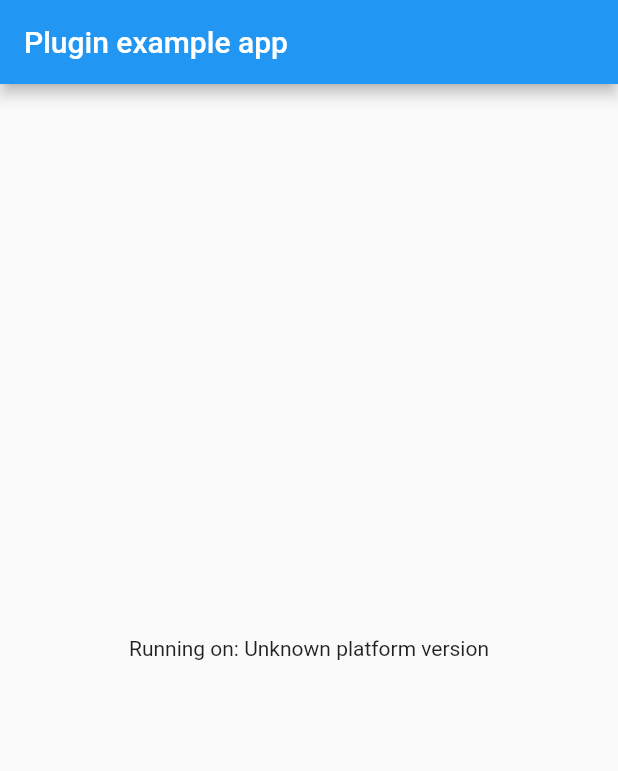
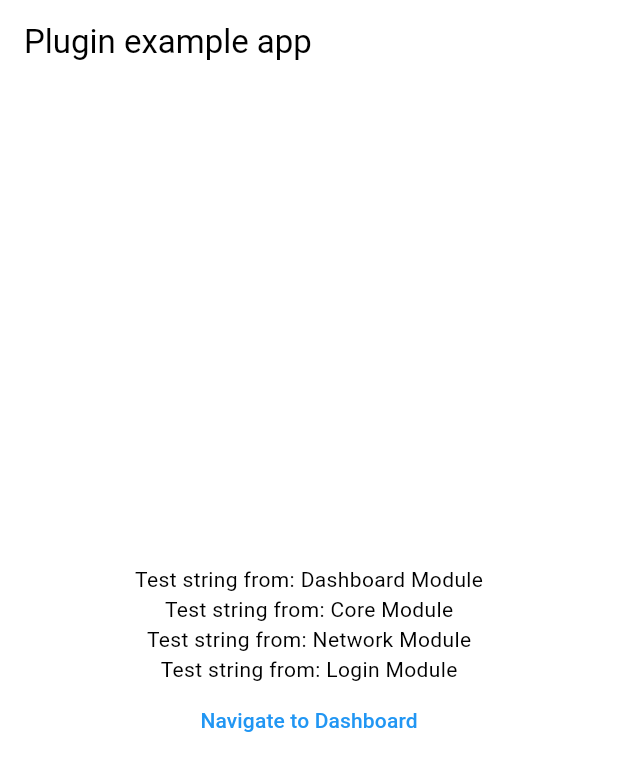
Before and after one commit to mahulerachit/Workshop1, a Flutter app: the screen it shows after launch, on a phone screen of 412 x 824 dp. Shown: the top 771 px of the screen. Run offline on Flutter 3.47's test engine with Material 2 defaults, Android fonts, the phone set to English and light mode, and no system bars; our stand-ins replace plugin_platform_interface; missing offline and left inert: dart:html; accounts and stored records are empty.

Commit message:
Added custom navigator

```diff
--- a/core/lib/core.dart
+++ b/core/lib/core.dart
@@ -1,7 +1,25 @@
+import 'package:core/navigation/i_route_manager.dart';
 
 import 'core_platform_interface.dart';
+import 'navigation/custom_navigator.dart';
 
 class Core {
+  /// Instance of Core.
+  static Core? _instance;
+  static Core get instance {
+    _instance ??= Core();
+    return _instance!;
+  }
+
+  final CustomNavigator _customNavigator = CustomNavigator();
+  CustomNavigator get customNavigator => _customNavigator;
+
+  void registerRoute(String id, IRouteManager iRouteManager) {
+    _customNavigator.registerNavigator(id, iRouteManager);
+  }
+
+  String getModuleName() => 'Core Module';
+
   Future<String?> getPlatformVersion() {
     return CorePlatform.instance.getPlatformVersion();
   }
--- /dev/null
+++ b/core/lib/navigation/custom_navigator.dart
@@ -0,0 +1,27 @@
+import 'package:core/navigation/i_route_manager.dart';
+import 'package:flutter/material.dart';
+
+class CustomNavigator {
+  void registerNavigator(String id, IRouteManager iRouteManager) {
+    navigationMap.update(
+      id,
+      (value) => iRouteManager,
+      ifAbsent: () => iRouteManager,
+    );
+  }
+
+  void navigateTo(BuildContext context, String routeName) {
+    final routes = routeName.split('.');
+
+    final packageName = routes[0];
+    final route = routes[1];
+
+    final widget = navigationMap[packageName]?.getRoute(route);
+    if (widget != null) {
+      Navigator.of(context)
+          .push(MaterialPageRoute(builder: ((context) => widget)));
+    }
+  }
+
+  Map<String, IRouteManager> navigationMap = {};
+}
--- /dev/null
+++ b/core/lib/navigation/i_route_manager.dart
@@ -0,0 +1,5 @@
+import 'package:flutter/material.dart';
+
+abstract class IRouteManager {
+  Widget? getRoute(String viewName);
+}
--- a/dashboard/example/lib/main.dart
+++ b/dashboard/example/lib/main.dart
@@ -1,7 +1,6 @@
 import 'package:flutter/material.dart';
 import 'dart:async';
 
-import 'package:flutter/services.dart';
 import 'package:dashboard/dashboard.dart';
 
 void main() {
@@ -16,46 +15,64 @@ class MyApp extends StatefulWidget {
 }
 
 class _MyAppState extends State<MyApp> {
-  String _platformVersion = 'Unknown';
-  final _dashboardPlugin = Dashboard();
-
   @override
   void initState() {
     super.initState();
     initPlatformState();
+
+    Dashboard.instance.registerRoutes();
   }
 
   // Platform messages are asynchronous, so we initialize in an async method.
   Future<void> initPlatformState() async {
-    String platformVersion;
     // Platform messages may fail, so we use a try/catch PlatformException.
     // We also handle the message potentially returning null.
-    try {
-      platformVersion =
-          await _dashboardPlugin.getPlatformVersion() ?? 'Unknown platform version';
-    } on PlatformException {
-      platformVersion = 'Failed to get platform version.';
-    }
 
     // If the widget was removed from the tree while the asynchronous platform
     // message was in flight, we want to discard the reply rather than calling
     // setState to update our non-existent appearance.
     if (!mounted) return;
 
-    setState(() {
-      _platformVersion = platformVersion;
-    });
+    setState(() {});
   }
 
   @override
   Widget build(BuildContext context) {
     return MaterialApp(
-      home: Scaffold(
-        appBar: AppBar(
-          title: const Text('Plugin example app'),
-        ),
-        body: Center(
-          child: Text('Running on: $_platformVersion\n'),
+      theme: ThemeData(
+        useMaterial3: true,
+        colorScheme: ColorScheme.fromSwatch(),
+      ),
+      home: const DashboardWidget(),
+    );
+  }
+}
+
+class DashboardWidget extends StatelessWidget {
+  const DashboardWidget({Key? key}) : super(key: key);
+
+  @override
+  Widget build(BuildContext context) {
+    final dashboard = Dashboard.instance;
+    return Scaffold(
+      appBar: AppBar(
+        title: const Text('Plugin example app'),
+      ),
+      body: SizedBox(
+        width: double.infinity,
+        child: Column(
+          mainAxisAlignment: MainAxisAlignment.center,
+          children: [
+            Text('Test string from: ${dashboard.testDashboardString}'),
+            Text('Test string from: ${dashboard.testCoreString}'),
+            Text('Test string from: ${dashboard.testNetworkString}'),
+            Text('Test string from: ${dashboard.testLoginString}'),
+            TextButton(
+                onPressed: () {
+                  dashboard.navigateTo(context, 'dashboard.dashboard-screen');
+                },
+                child: const Text('Navigate to Dashboard')),
+          ],
         ),
       ),
     );
--- a/dashboard/lib/dashboard.dart
+++ b/dashboard/lib/dashboard.dart
@@ -1,8 +1,38 @@
+import 'package:core/core.dart';
+import 'package:dashboard/route_manager/dashboard_route_manager.dart';
+import 'package:flutter/material.dart';
+import 'package:login/login.dart';
+import 'package:network/network.dart';
 
 import 'dashboard_platform_interface.dart';
 
 class Dashboard {
+  /// Instance of Dashboard.
+  static Dashboard? _instance;
+  static Dashboard get instance {
+    _instance ??= Dashboard();
+    return _instance!;
+  }
+
+  void registerRoutes() {
+    Core.instance.registerRoute(
+      'dashboard',
+      DashboardRouteManager(),
+    );
+  }
+
+  void navigateTo(BuildContext context, String routeName) {
+    Core.instance.customNavigator.navigateTo(context, routeName);
+  }
+
+  final testDashboardString = 'Dashboard Module';
+  final testCoreString = Core.instance.getModuleName();
+  final testNetworkString = Network.instance.getModuleName();
+  final testLoginString = Login.instance.getModuleName();
+
   Future<String?> getPlatformVersion() {
     return DashboardPlatform.instance.getPlatformVersion();
   }
 }
+//create dashboard route namager -  implements iroute manager
+//
--- /dev/null
+++ b/dashboard/lib/route_manager/dashboard_route_manager.dart
@@ -0,0 +1,12 @@
+import 'package:core/navigation/i_route_manager.dart';
+import 'package:dashboard/screens/dashboard_screen.dart';
+import 'package:flutter/widgets.dart';
+
+class DashboardRouteManager extends IRouteManager {
+  static const dashboardScreen = 'dashboard-screen';
+  @override
+  Widget? getRoute(String viewName) {
+    if (viewName == dashboardScreen) return const DashboardScreen();
+    return null;
+  }
+}
--- a/login/lib/login.dart
+++ b/login/lib/login.dart
@@ -1,7 +1,15 @@
-
 import 'login_platform_interface.dart';
 
 class Login {
+  /// Instance of Core.
+  static Login? _instance;
+  static Login get instance {
+    _instance ??= Login();
+    return _instance!;
+  }
+
+  String getModuleName() => 'Login Module';
+
   Future<String?> getPlatformVersion() {
     return LoginPlatform.instance.getPlatformVersion();
   }
--- a/network/lib/network.dart
+++ b/network/lib/network.dart
@@ -1,7 +1,15 @@
-
 import 'network_platform_interface.dart';
 
 class Network {
+  /// Instance of Network.
+  static Network? _instance;
+  static Network get instance {
+    _instance ??= Network();
+    return _instance!;
+  }
+
+  String getModuleName() => 'Network Module';
+
   Future<String?> getPlatformVersion() {
     return NetworkPlatform.instance.getPlatformVersion();
   }
```
Also changed, not shown: dashboard/lib/screens/dashboard_screen.dart (added, +18 -0 lines), dashboard/pubspec.yaml (+10 -1 lines), 2 other files.
